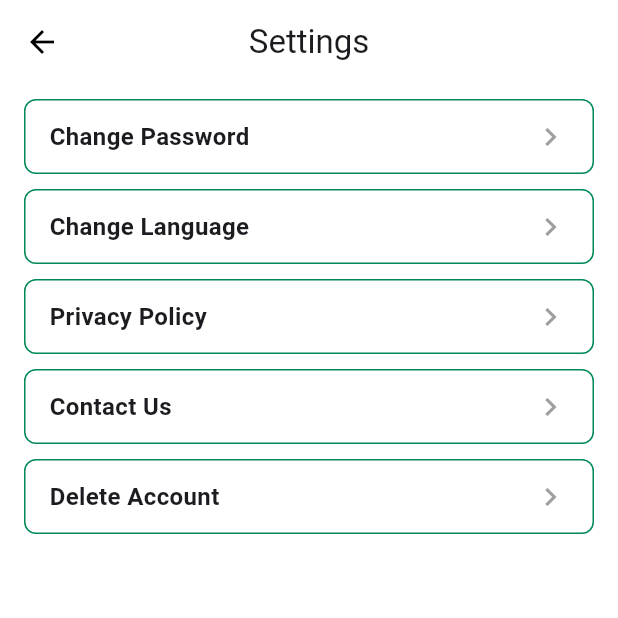
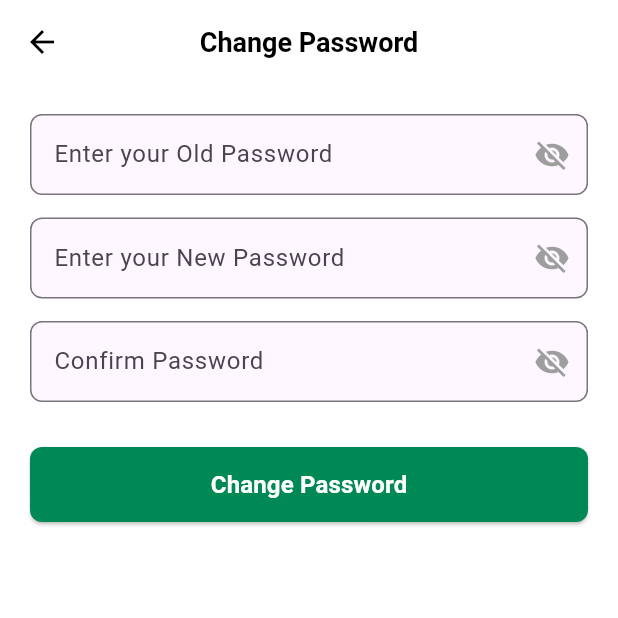
Before and after one commit to SreeCharan153/PillionPal, a Flutter app: the SettingsScreen screen opened directly, after a tap on "Change Password", on a phone screen of 412 x 824 dp, the top half of it. Run offline on Flutter 3.47's test engine with Material 3 defaults, Android fonts, the phone set to English and light mode, and no system bars; our stand-ins replace firebase_core, font_awesome_flutter, get, image_picker, pinput; missing offline and left inert: hexagon; accounts and stored records are empty.

Commit message:
Add ChangePassword screen and integrate it into Settings; update UI for adaptive theming

```diff
--- /dev/null
+++ b/lib/Screens/ChangePassword.dart
@@ -0,0 +1,157 @@
+import 'package:flutter/material.dart';
+import 'package:get/get.dart';
+import '../widgets/InputFields.dart'; // Update path as needed
+import '../widgets/PrimaryButton.dart'; // Update path as needed
+
+class ChangePasswordScreen extends StatefulWidget {
+  @override
+  _ChangePasswordScreenState createState() => _ChangePasswordScreenState();
+}
+
+class _ChangePasswordScreenState extends State<ChangePasswordScreen> {
+  final TextEditingController oldPasswordController = TextEditingController();
+  final TextEditingController newPasswordController = TextEditingController();
+  final TextEditingController confirmPasswordController =
+      TextEditingController();
+
+  bool isOldPasswordVisible = false;
+  bool isNewPasswordVisible = false;
+  bool isConfirmPasswordVisible = false;
+
+  void validatePasswords() {
+    String oldPass = oldPasswordController.text;
+    String newPass = newPasswordController.text;
+    String confirmPass = confirmPasswordController.text;
+
+    if (oldPass.isEmpty || newPass.isEmpty || confirmPass.isEmpty) {
+      ScaffoldMessenger.of(context).showSnackBar(
+        const SnackBar(
+          content: Text("All fields are required"),
+          backgroundColor: Color.fromRGBO(0, 137, 85, 1),
+        ),
+      );
+      return;
+    }
+
+    if (oldPass == newPass) {
+      ScaffoldMessenger.of(context).showSnackBar(
+        const SnackBar(
+          content: Text("Old and New Passwords must not be the same"),
+          backgroundColor: Color.fromRGBO(0, 137, 85, 1),
+        ),
+      );
+      return;
+    }
+
+    if (newPass != confirmPass) {
+      ScaffoldMessenger.of(context).showSnackBar(
+        const SnackBar(
+          content: Text("New and Confirm Password must match"),
+          backgroundColor: Color.fromRGBO(0, 137, 85, 1),
+        ),
+      );
+      return;
+    }
+
+    ScaffoldMessenger.of(context).showSnackBar(
+      const SnackBar(
+        content: Text("Password Changed Successfully"),
+        backgroundColor: Color.fromRGBO(0, 137, 85, 1),
+      ),
+    );
+  }
+
+  @override
+  Widget build(BuildContext context) {
+    return Scaffold(
+      appBar: AppBar(
+        backgroundColor: Colors.white,
+        elevation: 0,
+        leading: IconButton(
+          icon: const Icon(Icons.arrow_back, color: Colors.black),
+          onPressed: () => Get.back(),
+        ),
+        title: const Text(
+          "Change Password",
+          style: TextStyle(
+            fontSize: 18,
+            fontWeight: FontWeight.bold,
+            color: Colors.black,
+          ),
+        ),
+        centerTitle: true,
+      ),
+      body: Padding(
+        padding: const EdgeInsets.all(20.0),
+        child: Column(
+          children: [
+            InputFields.buildTextField(
+              hint: "Enter your Old Password",
+              controller: oldPasswordController,
+              context: context,
+              isPassword: !isOldPasswordVisible,
+              suffixIcon: IconButton(
+                icon: Icon(
+                  isOldPasswordVisible
+                      ? Icons.visibility
+                      : Icons.visibility_off,
+                  color: Colors.grey,
+                ),
+                onPressed: () {
+                  setState(() {
+                    isOldPasswordVisible = !isOldPasswordVisible;
+                  });
+                },
+              ),
+            ),
+            const SizedBox(height: 15),
+            InputFields.buildTextField(
+              hint: "Enter your New Password",
+              controller: newPasswordController,
+              context: context,
+              isPassword: !isNewPasswordVisible,
+              suffixIcon: IconButton(
+                icon: Icon(
+                  isNewPasswordVisible
+                      ? Icons.visibility
+                      : Icons.visibility_off,
+                  color: Colors.grey,
+                ),
+                onPressed: () {
+                  setState(() {
+                    isNewPasswordVisible = !isNewPasswordVisible;
+                  });
+                },
+              ),
+            ),
+            const SizedBox(height: 15),
+            InputFields.buildTextField(
+              hint: "Confirm Password",
+              controller: confirmPasswordController,
+              context: context,
+              isPassword: !isConfirmPasswordVisible,
+              suffixIcon: IconButton(
+                icon: Icon(
+                  isConfirmPasswordVisible
+                      ? Icons.visibility
+                      : Icons.visibility_off,
+                  color: Colors.grey,
+                ),
+                onPressed: () {
+                  setState(() {
+                    isConfirmPasswordVisible = !isConfirmPasswordVisible;
+                  });
+                },
+              ),
+            ),
+            const SizedBox(height: 30),
+            PrimaryButton(
+              text: "Change Password",
+              onPressed: validatePasswords,
+            ),
+          ],
+        ),
+      ),
+    );
+  }
+}
--- a/lib/Screens/Settings.dart
+++ b/lib/Screens/Settings.dart
@@ -1,8 +1,15 @@
 import 'package:flutter/material.dart';
-import '../Widgets/SettingsTile.dart'; // Ensure you have the reusable widget
+import '../Widgets/SettingsTile.dart';
+import "ChangePassword.dart"; // Ensure you have the reusable widget
 
 class SettingsScreen extends StatelessWidget {
   const SettingsScreen({super.key});
+  void ChangePassword(BuildContext context) {
+    Navigator.push(
+      context,
+      MaterialPageRoute(builder: (context) => ChangePasswordScreen()),
+    );
+  }
 
   @override
   Widget build(BuildContext context) {
@@ -10,10 +17,10 @@ class SettingsScreen extends StatelessWidget {
       appBar: AppBar(
         title: const Text("Settings"),
         centerTitle: true,
-        backgroundColor: Colors.white,
+        backgroundColor: Theme.of(context).scaffoldBackgroundColor,
         elevation: 0,
         leading: IconButton(
-          icon: const Icon(Icons.arrow_back, color: Colors.black),
+          icon: const Icon(Icons.arrow_back),
           onPressed: () => Navigator.pop(context),
         ),
       ),
@@ -23,7 +30,7 @@ class SettingsScreen extends StatelessWidget {
           children: [
             SettingsTile(
               title: "Change Password",
-              onTap: () => print("Change Password Clicked"),
+              onTap: () => ChangePassword(context),
             ),
             const SizedBox(height: 10),
             SettingsTile(
--- a/lib/Screens/complainScreen.dart
+++ b/lib/Screens/complainScreen.dart
@@ -43,13 +43,13 @@ class _ComplainScreenState extends State<ComplainScreen> {
   Widget build(BuildContext context) {
     return Scaffold(
       appBar: AppBar(
-        backgroundColor: Colors.white,
+        backgroundColor: Theme.of(context).scaffoldBackgroundColor,
         elevation: 0,
         leading: IconButton(
-          icon: const Icon(Icons.arrow_back, color: Colors.black),
+          icon: const Icon(Icons.arrow_back),
           onPressed: () => Navigator.pop(context),
         ),
-        title: const Text("Complain", style: TextStyle(color: Colors.black)),
+        title: const Text("Complain"),
         centerTitle: true,
       ),
       body: Padding(
--- a/lib/widgets/SettingsTile.dart
+++ b/lib/widgets/SettingsTile.dart
@@ -3,41 +3,49 @@ import 'package:flutter/material.dart';
 class SettingsTile extends StatelessWidget {
   final String title;
   final VoidCallback onTap;
-  final Color borderColor;
+  final Color? borderColor;
   final IconData trailingIcon;
 
   const SettingsTile({
     super.key,
     required this.title,
     required this.onTap,
-    this.borderColor = const Color.fromRGBO(
-      0,
-      137,
-      85,
-      1,
-    ), // Default PillionPal green
+    this.borderColor, // Removed default, will adapt to the theme
     this.trailingIcon = Icons.chevron_right,
   });
 
   @override
   Widget build(BuildContext context) {
+    final theme = Theme.of(context); // Get the current theme
+    final isDarkMode = theme.brightness == Brightness.dark;
+
     return GestureDetector(
       onTap: onTap,
       child: Container(
         padding: const EdgeInsets.symmetric(vertical: 12, horizontal: 16),
         decoration: BoxDecoration(
-          color: Colors.white,
+          color: theme.colorScheme.surface, // Adaptive background color
           borderRadius: BorderRadius.circular(8),
-          border: Border.all(color: borderColor, width: 1),
+          border: Border.all(
+            color: borderColor ?? theme.colorScheme.outline, // Adaptive border
+            width: 1,
+          ),
         ),
         child: Row(
           mainAxisAlignment: MainAxisAlignment.spaceBetween,
           children: [
             Text(
               title,
-              style: const TextStyle(fontSize: 16, fontWeight: FontWeight.bold),
+              style: TextStyle(
+                fontSize: 16,
+                fontWeight: FontWeight.bold,
+                color: theme.colorScheme.onSurface, // Adaptive text color
+              ),
             ),
-            Icon(trailingIcon, color: Colors.grey),
+            Icon(
+              trailingIcon,
+              color: isDarkMode ? Colors.white70 : Colors.grey, // Adaptive icon
+            ),
           ],
         ),
       ),
```
Also changed, not shown: lib/widgets/MenuDrawer.dart (+7 -1 lines).
